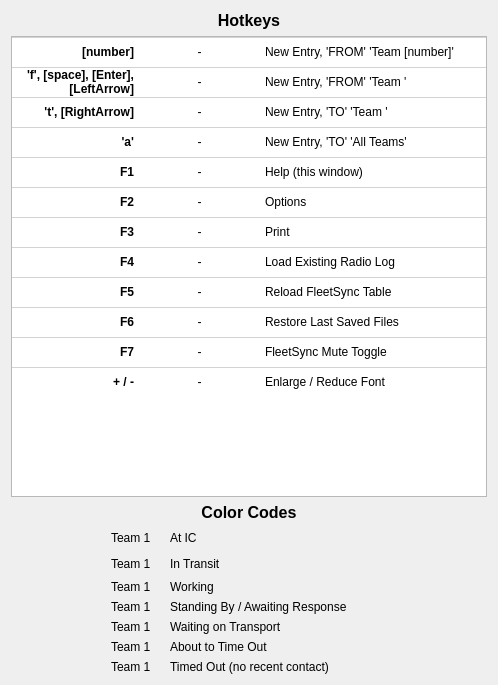
Old version of the form help.ui in the repository ncssar/radiolog.
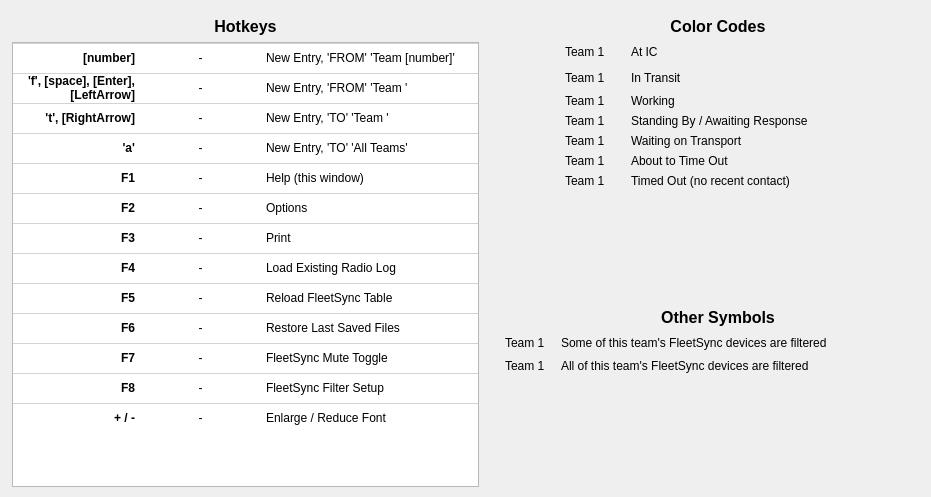
New version of the form.

The edit to the form file:
```diff
--- a/help.ui
+++ b/help.ui
@@ -9,8 +9,8 @@
    <rect>
     <x>0</x>
     <y>0</y>
-    <width>498</width>
-    <height>685</height>
+    <width>931</width>
+    <height>497</height>
    </rect>
   </property>
   <property name="sizePolicy">
@@ -25,10 +25,19 @@
   <property name="whatsThis">
    <string notr="true"/>
   </property>
-  <layout class="QVBoxLayout" name="verticalLayout">
+  <widget class="QWidget" name="horizontalLayoutWidget">
+   <property name="geometry">
+    <rect>
+     <x>12</x>
+     <y>17</y>
+     <width>939</width>
+     <height>470</height>
+    </rect>
+   </property>
+   <layout class="QHBoxLayout" name="horizontalLayout_3">
    <item>
-    <layout class="QGridLayout" name="gridLayout">
-     <item row="0" column="0">
+     <layout class="QVBoxLayout" name="verticalLayout_3">
+      <item>
       <widget class="QLabel" name="label_7">
        <property name="font">
         <font>
@@ -46,7 +55,7 @@
        </property>
       </widget>
      </item>
-     <item row="1" column="0">
+      <item>
       <widget class="QTableWidget" name="hotkeysTableWidget">
        <property name="enabled">
         <bool>true</bool>
@@ -106,7 +115,7 @@
         <bool>false</bool>
        </attribute>
        <attribute name="horizontalHeaderCascadingSectionResizes">
-        <bool>false</bool>
+         <bool>true</bool>
        </attribute>
        <attribute name="horizontalHeaderDefaultSectionSize">
         <number>125</number>
@@ -126,6 +135,14 @@
        <attribute name="verticalHeaderVisible">
         <bool>false</bool>
        </attribute>
+        <attribute name="verticalHeaderCascadingSectionResizes">
+         <bool>false</bool>
+        </attribute>
+        <row>
+         <property name="text">
+          <string>New Row</string>
+         </property>
+        </row>
        <row>
         <property name="text">
          <string>New Row</string>
@@ -212,6 +229,8 @@
         </property>
         <property name="font">
          <font>
+           <family>Segoe UI</family>
+           <pointsize>9</pointsize>
           <weight>75</weight>
           <bold>true</bold>
          </font>
@@ -232,6 +251,12 @@
         <property name="text">
          <string>New Entry, 'FROM' 'Team [number]'</string>
         </property>
+         <property name="font">
+          <font>
+           <family>Segoe UI</family>
+           <pointsize>9</pointsize>
+          </font>
+         </property>
        </item>
        <item row="1" column="0">
         <property name="text">
@@ -239,6 +264,7 @@
         </property>
         <property name="font">
          <font>
+           <pointsize>9</pointsize>
           <weight>75</weight>
           <bold>true</bold>
          </font>
@@ -259,6 +285,12 @@
         <property name="text">
          <string>New Entry, 'FROM' 'Team '</string>
         </property>
+         <property name="font">
+          <font>
+           <family>Segoe UI</family>
+           <pointsize>9</pointsize>
+          </font>
+         </property>
        </item>
        <item row="2" column="0">
         <property name="text">
@@ -266,6 +298,7 @@
         </property>
         <property name="font">
          <font>
+           <pointsize>9</pointsize>
           <weight>75</weight>
           <bold>true</bold>
          </font>
@@ -286,6 +319,12 @@
         <property name="text">
          <string>New Entry, 'TO' 'Team '</string>
         </property>
+         <property name="font">
+          <font>
+           <family>Segoe UI</family>
+           <pointsize>9</pointsize>
+          </font>
+         </property>
        </item>
        <item row="3" column="0">
         <property name="text">
@@ -293,6 +332,7 @@
         </property>
         <property name="font">
          <font>
+           <pointsize>9</pointsize>
           <weight>75</weight>
           <bold>true</bold>
          </font>
@@ -313,6 +353,12 @@
         <property name="text">
          <string>New Entry, 'TO' 'All Teams'</string>
         </property>
+         <property name="font">
+          <font>
+           <family>Segoe UI</family>
+           <pointsize>9</pointsize>
+          </font>
+         </property>
        </item>
        <item row="4" column="0">
         <property name="text">
@@ -320,6 +366,7 @@
         </property>
         <property name="font">
          <font>
+           <pointsize>9</pointsize>
           <weight>75</weight>
           <bold>true</bold>
          </font>
@@ -340,6 +387,12 @@
         <property name="text">
          <string>Help (this window)</string>
         </property>
+         <property name="font">
+          <font>
+           <family>Segoe UI</family>
+           <pointsize>9</pointsize>
+          </font>
+         </property>
        </item>
        <item row="5" column="0">
         <property name="text">
@@ -347,6 +400,7 @@
         </property>
         <property name="font">
          <font>
+           <pointsize>9</pointsize>
           <weight>75</weight>
           <bold>true</bold>
          </font>
@@ -367,6 +421,12 @@
         <property name="text">
          <string>Options</string>
         </property>
+         <property name="font">
+          <font>
+           <family>Segoe UI</family>
+           <pointsize>9</pointsize>
+          </font>
+         </property>
        </item>
        <item row="6" column="0">
         <property name="text">
@@ -374,6 +434,7 @@
         </property>
         <property name="font">
          <font>
+           <pointsize>9</pointsize>
           <weight>75</weight>
           <bold>true</bold>
          </font>
@@ -394,6 +455,12 @@
         <property name="text">
          <string>Print</string>
         </property>
+         <property name="font">
+          <font>
+           <family>Segoe UI</family>
+           <pointsize>9</pointsize>
+          </font>
+         </property>
        </item>
        <item row="7" column="0">
         <property name="text">
@@ -401,6 +468,7 @@
         </property>
         <property name="font">
          <font>
+           <pointsize>9</pointsize>
           <weight>75</weight>
           <bold>true</bold>
          </font>
@@ -421,6 +489,12 @@
         <property name="text">
          <string>Load Existing Radio Log</string>
         </property>
+         <property name="font">
+          <font>
+           <family>Segoe UI</family>
+           <pointsize>9</pointsize>
+          </font>
+         </property>
        </item>
        <item row="8" column="0">
         <property name="text">
@@ -428,6 +502,7 @@
         </property>
         <property name="font">
          <font>
+           <pointsize>9</pointsize>
           <weight>75</weight>
           <bold>true</bold>
          </font>
@@ -448,6 +523,12 @@
         <property name="text">
          <string>Reload FleetSync Table</string>
         </property>
+         <property name="font">
+          <font>
+           <family>Segoe UI</family>
+           <pointsize>9</pointsize>
+          </font>
+         </property>
         <property name="textAlignment">
          <set>AlignLeft|AlignVCenter</set>
         </property>
@@ -458,6 +539,7 @@
         </property>
         <property name="font">
          <font>
+           <pointsize>9</pointsize>
           <weight>75</weight>
           <bold>true</bold>
          </font>
@@ -478,6 +560,12 @@
         <property name="text">
          <string>Restore Last Saved Files</string>
         </property>
+         <property name="font">
+          <font>
+           <family>Segoe UI</family>
+           <pointsize>9</pointsize>
+          </font>
+         </property>
        </item>
        <item row="10" column="0">
         <property name="text">
@@ -485,6 +573,7 @@
         </property>
         <property name="font">
          <font>
+           <pointsize>9</pointsize>
           <weight>75</weight>
           <bold>true</bold>
          </font>
@@ -505,13 +594,20 @@
         <property name="text">
          <string>FleetSync Mute Toggle</string>
         </property>
+         <property name="font">
+          <font>
+           <family>Segoe UI</family>
+           <pointsize>9</pointsize>
+          </font>
+         </property>
        </item>
        <item row="11" column="0">
         <property name="text">
-         <string>+ / -</string>
+          <string>F8</string>
         </property>
         <property name="font">
          <font>
+           <pointsize>9</pointsize>
           <weight>75</weight>
           <bold>true</bold>
          </font>
@@ -530,13 +626,55 @@
        </item>
        <item row="11" column="2">
         <property name="text">
+          <string>FleetSync Filter Setup</string>
+         </property>
+         <property name="font">
+          <font>
+           <family>Segoe UI</family>
+           <pointsize>9</pointsize>
+          </font>
+         </property>
+        </item>
+        <item row="12" column="0">
+         <property name="text">
+          <string>+ / -</string>
+         </property>
+         <property name="font">
+          <font>
+           <pointsize>9</pointsize>
+           <weight>75</weight>
+           <bold>true</bold>
+          </font>
+         </property>
+         <property name="textAlignment">
+          <set>AlignRight|AlignVCenter</set>
+         </property>
+        </item>
+        <item row="12" column="1">
+         <property name="text">
+          <string>-</string>
+         </property>
+         <property name="textAlignment">
+          <set>AlignHCenter|AlignVCenter|AlignCenter</set>
+         </property>
+        </item>
+        <item row="12" column="2">
+         <property name="text">
          <string>Enlarge / Reduce Font</string>
         </property>
+         <property name="font">
+          <font>
+           <family>Segoe UI</family>
+           <pointsize>9</pointsize>
+          </font>
+         </property>
        </item>
       </widget>
      </item>
     </layout>
    </item>
+    <item>
+     <layout class="QVBoxLayout" name="verticalLayout">
    <item>
     <widget class="QLabel" name="label">
      <property name="font">
@@ -557,6 +695,84 @@
    </item>
    <item>
     <layout class="QGridLayout" name="gridLayout_2">
+        <item row="2" column="1">
+         <widget class="QLabel" name="colorLabel3">
+          <property name="font">
+           <font>
+            <family>Segoe UI</family>
+            <pointsize>9</pointsize>
+           </font>
+          </property>
+          <property name="text">
+           <string>Team 1</string>
+          </property>
+         </widget>
+        </item>
+        <item row="6" column="1">
+         <widget class="QLabel" name="colorLabel6">
+          <property name="font">
+           <font>
+            <family>Segoe UI</family>
+            <pointsize>9</pointsize>
+           </font>
+          </property>
+          <property name="text">
+           <string>Team 1</string>
+          </property>
+         </widget>
+        </item>
+        <item row="1" column="4">
+         <spacer name="horizontalSpacer">
+          <property name="orientation">
+           <enum>Qt::Horizontal</enum>
+          </property>
+          <property name="sizeHint" stdset="0">
+           <size>
+            <width>40</width>
+            <height>20</height>
+           </size>
+          </property>
+         </spacer>
+        </item>
+        <item row="4" column="1">
+         <widget class="QLabel" name="colorLabel4">
+          <property name="font">
+           <font>
+            <family>Segoe UI</family>
+            <pointsize>9</pointsize>
+           </font>
+          </property>
+          <property name="text">
+           <string>Team 1</string>
+          </property>
+         </widget>
+        </item>
+        <item row="5" column="1">
+         <widget class="QLabel" name="colorLabel5">
+          <property name="font">
+           <font>
+            <family>Segoe UI</family>
+            <pointsize>9</pointsize>
+           </font>
+          </property>
+          <property name="text">
+           <string>Team 1</string>
+          </property>
+         </widget>
+        </item>
+        <item row="3" column="1">
+         <widget class="QLabel" name="colorLabel7">
+          <property name="font">
+           <font>
+            <family>Segoe UI</family>
+            <pointsize>9</pointsize>
+           </font>
+          </property>
+          <property name="text">
+           <string>Team 1</string>
+          </property>
+         </widget>
+        </item>
      <item row="6" column="3">
       <widget class="QLabel" name="label_11">
        <property name="font">
@@ -596,69 +812,14 @@
        </property>
       </widget>
      </item>
-     <item row="2" column="1">
-      <widget class="QLabel" name="colorLabel3">
-       <property name="text">
-        <string>Team 1</string>
-       </property>
-      </widget>
-     </item>
-     <item row="6" column="1">
-      <widget class="QLabel" name="colorLabel6">
-       <property name="text">
-        <string>Team 1</string>
-       </property>
-      </widget>
-     </item>
-     <item row="4" column="1">
-      <widget class="QLabel" name="colorLabel4">
-       <property name="text">
-        <string>Team 1</string>
-       </property>
-      </widget>
-     </item>
-     <item row="5" column="1">
-      <widget class="QLabel" name="colorLabel5">
-       <property name="text">
-        <string>Team 1</string>
-       </property>
-      </widget>
-     </item>
-     <item row="1" column="4">
-      <spacer name="horizontalSpacer">
-       <property name="orientation">
-        <enum>Qt::Horizontal</enum>
-       </property>
-       <property name="sizeHint" stdset="0">
-        <size>
-         <width>40</width>
-         <height>20</height>
-        </size>
-       </property>
-      </spacer>
-     </item>
-     <item row="3" column="1">
-      <widget class="QLabel" name="colorLabel7">
-       <property name="text">
-        <string>Team 1</string>
-       </property>
-      </widget>
-     </item>
-     <item row="3" column="3">
-      <widget class="QLabel" name="label_3">
-       <property name="font">
-        <font>
-         <family>Segoe UI</family>
-         <pointsize>9</pointsize>
-        </font>
-       </property>
-       <property name="text">
-        <string>Standing By / Awaiting Response</string>
-       </property>
-      </widget>
-     </item>
      <item row="0" column="1">
       <widget class="QLabel" name="colorLabel1">
+          <property name="font">
+           <font>
+            <family>Segoe UI</family>
+            <pointsize>9</pointsize>
+           </font>
+          </property>
        <property name="text">
         <string>Team 1</string>
        </property>
@@ -674,30 +835,7 @@
        </property>
        <property name="sizeHint" stdset="0">
         <size>
-         <width>13</width>
-         <height>20</height>
-        </size>
-       </property>
-      </spacer>
-     </item>
-     <item row="1" column="1">
-      <widget class="QLabel" name="colorLabel2">
-       <property name="text">
-        <string>Team 1</string>
-       </property>
-      </widget>
-     </item>
-     <item row="1" column="0">
-      <spacer name="horizontalSpacer_3">
-       <property name="orientation">
-        <enum>Qt::Horizontal</enum>
-       </property>
-       <property name="sizeType">
-        <enum>QSizePolicy::Fixed</enum>
-       </property>
-       <property name="sizeHint" stdset="0">
-        <size>
-         <width>100</width>
+            <width>20</width>
          <height>20</height>
         </size>
        </property>
@@ -742,9 +880,195 @@
        </property>
       </widget>
      </item>
-    </layout>
-   </item>
-  </layout>
+        <item row="3" column="3">
+         <widget class="QLabel" name="label_3">
+          <property name="font">
+           <font>
+            <family>Segoe UI</family>
+            <pointsize>9</pointsize>
+           </font>
+          </property>
+          <property name="text">
+           <string>Standing By / Awaiting Response</string>
+          </property>
+         </widget>
+        </item>
+        <item row="1" column="0">
+         <spacer name="horizontalSpacer_3">
+          <property name="orientation">
+           <enum>Qt::Horizontal</enum>
+          </property>
+          <property name="sizeType">
+           <enum>QSizePolicy::Fixed</enum>
+          </property>
+          <property name="sizeHint" stdset="0">
+           <size>
+            <width>80</width>
+            <height>20</height>
+           </size>
+          </property>
+         </spacer>
+        </item>
+        <item row="1" column="1">
+         <widget class="QLabel" name="colorLabel2">
+          <property name="font">
+           <font>
+            <family>Segoe UI</family>
+            <pointsize>9</pointsize>
+           </font>
+          </property>
+          <property name="text">
+           <string>Team 1</string>
+          </property>
+         </widget>
+        </item>
+       </layout>
+      </item>
+      <item>
+       <spacer name="verticalSpacer">
+        <property name="orientation">
+         <enum>Qt::Vertical</enum>
+        </property>
+        <property name="sizeHint" stdset="0">
+         <size>
+          <width>20</width>
+          <height>10</height>
+         </size>
+        </property>
+       </spacer>
+      </item>
+      <item>
+       <widget class="QLabel" name="label_14">
+        <property name="font">
+         <font>
+          <family>Segoe UI</family>
+          <pointsize>12</pointsize>
+          <weight>75</weight>
+          <bold>true</bold>
+         </font>
+        </property>
+        <property name="text">
+         <string>Other Symbols</string>
+        </property>
+        <property name="alignment">
+         <set>Qt::AlignCenter</set>
+        </property>
+       </widget>
+      </item>
+      <item>
+       <layout class="QGridLayout" name="gridLayout_3">
+        <item row="1" column="2">
+         <spacer name="horizontalSpacer_4">
+          <property name="orientation">
+           <enum>Qt::Horizontal</enum>
+          </property>
+          <property name="sizeType">
+           <enum>QSizePolicy::Fixed</enum>
+          </property>
+          <property name="sizeHint" stdset="0">
+           <size>
+            <width>10</width>
+            <height>20</height>
+           </size>
+          </property>
+         </spacer>
+        </item>
+        <item row="2" column="1">
+         <widget class="QLabel" name="fsAllFilteredLabel">
+          <property name="text">
+           <string>Team 1</string>
+          </property>
+         </widget>
+        </item>
+        <item row="2" column="3">
+         <widget class="QLabel" name="label_13">
+          <property name="font">
+           <font>
+            <family>Segoe UI</family>
+            <pointsize>9</pointsize>
+           </font>
+          </property>
+          <property name="text">
+           <string>All of this team's FleetSync devices are filtered</string>
+          </property>
+         </widget>
+        </item>
+        <item row="1" column="3">
+         <widget class="QLabel" name="label_9">
+          <property name="font">
+           <font>
+            <family>Segoe UI</family>
+            <pointsize>9</pointsize>
+           </font>
+          </property>
+          <property name="text">
+           <string>Some of this team's FleetSync devices are filtered</string>
+          </property>
+         </widget>
+        </item>
+        <item row="1" column="0">
+         <spacer name="horizontalSpacer_5">
+          <property name="orientation">
+           <enum>Qt::Horizontal</enum>
+          </property>
+          <property name="sizeType">
+           <enum>QSizePolicy::Fixed</enum>
+          </property>
+          <property name="sizeHint" stdset="0">
+           <size>
+            <width>20</width>
+            <height>20</height>
+           </size>
+          </property>
+         </spacer>
+        </item>
+        <item row="1" column="4">
+         <spacer name="horizontalSpacer_6">
+          <property name="orientation">
+           <enum>Qt::Horizontal</enum>
+          </property>
+          <property name="sizeHint" stdset="0">
+           <size>
+            <width>40</width>
+            <height>20</height>
+           </size>
+          </property>
+         </spacer>
+        </item>
+        <item row="1" column="1">
+         <widget class="QLabel" name="fsSomeFilteredLabel">
+          <property name="sizePolicy">
+           <sizepolicy hsizetype="Preferred" vsizetype="Preferred">
+            <horstretch>0</horstretch>
+            <verstretch>0</verstretch>
+           </sizepolicy>
+          </property>
+          <property name="text">
+           <string>Team 1</string>
+          </property>
+         </widget>
+        </item>
+       </layout>
+      </item>
+      <item>
+       <spacer name="verticalSpacer_3">
+        <property name="orientation">
+         <enum>Qt::Vertical</enum>
+        </property>
+        <property name="sizeHint" stdset="0">
+         <size>
+          <width>20</width>
+          <height>40</height>
+         </size>
+        </property>
+       </spacer>
+      </item>
+     </layout>
+    </item>
+   </layout>
+  </widget>
+  <zorder>label_7</zorder>
+  <zorder>horizontalLayoutWidget</zorder>
  </widget>
  <resources/>
  <connections/>
```
Lines whose indentation alone changed are shown as unchanged.
